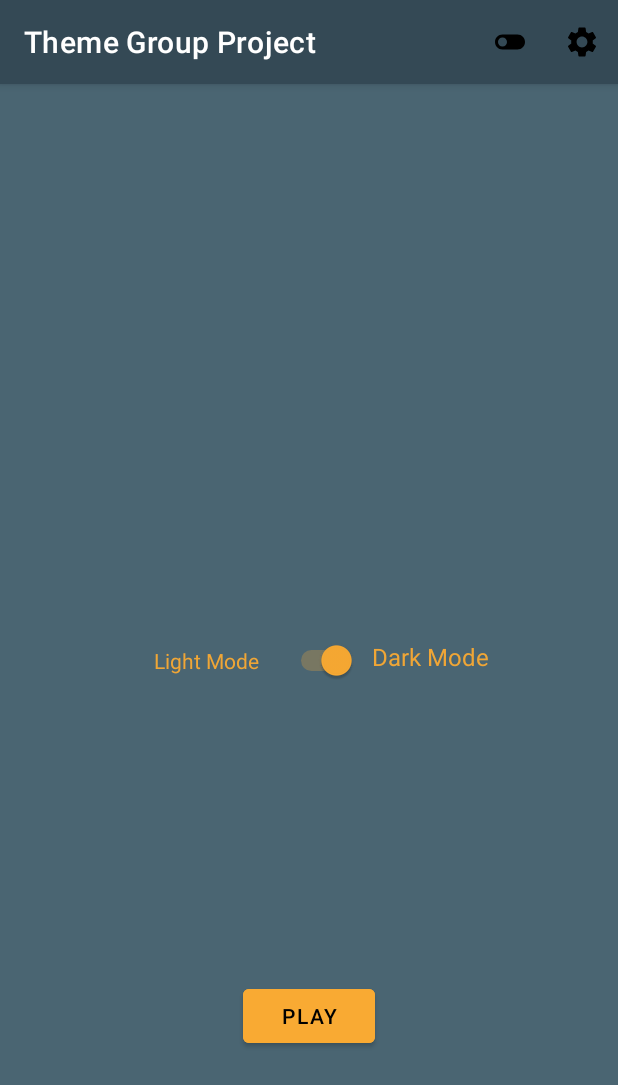
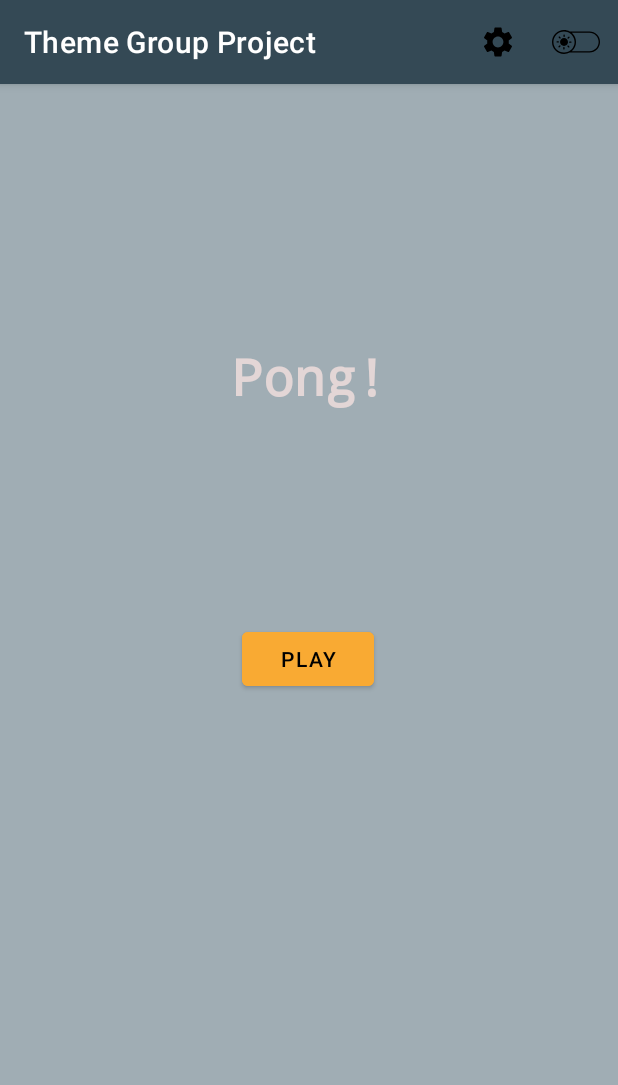
Before and after one commit to musickevan1/ThemeGroupProject, an Android app: the screen it shows after launch (MainActivity), after a tap on "settings", on a phone screen of 412 x 824 dp. Shown: the top 1085 px of the screen. Run offline under Robolectric (Android 15) with nearby library versions, the phone set to English and light mode, and no system bars; 1 other tap on this screen came first.

Commit message:
Rebased the branch for theme changes

```diff
--- a/app/src/main/java/com/example/themegroupproject/MainActivity.java
+++ b/app/src/main/java/com/example/themegroupproject/MainActivity.java
@@ -17,31 +17,7 @@ public class MainActivity extends ParentActivity {
     protected void onCreate(Bundle savedInstanceState) {
         super.onCreate(savedInstanceState);
         setContentView(R.layout.activity_main);
-        backGrnd = (View) findViewById(R.id.canvas);
-        themeTog = (Switch) findViewById(R.id.modeSwitch);
-        themeTog.setOnClickListener(changeTheme);
-        textView = (TextView) findViewById(R.id.textView);
-
     }
-    View.OnClickListener changeTheme = new View.OnClickListener() {
-
-        @Override
-        public void onClick(View view) {
-            if (themeTog.isChecked() == true)
-            {
-                backGrnd.setBackgroundColor(Color.rgb(74,101,114));
-                textView.setTextColor(Color.rgb(240,166,54));
-                themeTog.setTextColor(Color.rgb(240,166,54));
-
-            }
-            else if (themeTog.isChecked() == false)
-            {
-                backGrnd.setBackgroundColor(Color.rgb(160,173,180));
-                textView.setTextColor(Color.rgb(69,89,101));
-                themeTog.setTextColor(Color.rgb(69,89,101));
-            }
-        }
-    };
 
     public void play(View view) {
         startActivity(new Intent(MainActivity.this, MainActivity2.class));
--- a/app/src/main/java/com/example/themegroupproject/ParentActivity.java
+++ b/app/src/main/java/com/example/themegroupproject/ParentActivity.java
@@ -1,15 +1,51 @@
 package com.example.themegroupproject;
 
+import androidx.annotation.NonNull;
 import androidx.appcompat.app.AppCompatActivity;
 import android.app.Activity;
 import android.content.Intent;
+import android.graphics.Color;
+import android.graphics.drawable.Drawable;
 import android.view.Menu;
 import android.view.MenuItem;
+import android.view.View;
+import android.widget.Switch;
+import android.widget.TextView;
+import android.widget.Toast;
 
 public class ParentActivity extends AppCompatActivity {
+    TextView textView;
+    View backGrnd;
+    boolean currentTheme = false;
+
     @Override
     public boolean onCreateOptionsMenu(Menu menu) {
         getMenuInflater().inflate(R.menu.app_menu, menu);
         return super.onCreateOptionsMenu(menu);
     }
+
+    @Override
+    public boolean onOptionsItemSelected(MenuItem item) {
+        switch (item.getItemId()){
+            case R.id.settings:
+                Toast.makeText(this, "Settings Icon", Toast.LENGTH_SHORT).show();
+                break;
+            case R.id.changeTheme:
+                backGrnd = (View) findViewById(R.id.canvas);
+                textView = (TextView) findViewById(R.id.titleName);
+                if(!currentTheme){
+                    backGrnd.setBackgroundColor(Color.parseColor("#4a6572"));
+                    textView.setTextColor(Color.parseColor("#F0A636"));
+                    item.setIcon(R.drawable.baseline_toggle_off_foreground);
+                    currentTheme = true;
+                }
+                else {
+                    backGrnd.setBackgroundColor(Color.parseColor("#A0ADB4"));
+                    textView.setTextColor(Color.parseColor("#E3D6D6"));
+                    item.setIcon(R.drawable.baseline_toggle_on_foreground);
+                    currentTheme = false;
+                }
+        }
+        return super.onOptionsItemSelected(item);
+    }
 }
--- a/app/src/main/res/layout/activity_main.xml
+++ b/app/src/main/res/layout/activity_main.xml
@@ -10,45 +10,34 @@
     android:background="#a0adb4"
     tools:context=".MainActivity">
 
-    <Switch
-        android:id="@+id/modeSwitch"
-        android:layout_width="135dp"
-        android:layout_height="21dp"
-        android:text="Light Mode"
-        app:layout_constraintBottom_toBottomOf="parent"
-        app:layout_constraintEnd_toEndOf="parent"
-        app:layout_constraintHorizontal_bias="0.37"
-        app:layout_constraintStart_toStartOf="parent"
-        android:textColor="#445863"
-        app:layout_constraintTop_toTopOf="parent" />
-
-    <TextView
-        android:id="@+id/textView"
-        android:layout_width="97dp"
-        android:layout_height="27dp"
-        android:text="Dark Mode"
-        android:textAlignment="center"
-        android:textColor="#445863"
-        android:textSize="16sp"
-        app:layout_constraintBottom_toBottomOf="@+id/modeSwitch"
-        app:layout_constraintEnd_toEndOf="parent"
-        app:layout_constraintHorizontal_bias="0.0"
-        app:layout_constraintStart_toEndOf="@+id/modeSwitch"
-        app:layout_constraintTop_toTopOf="@+id/modeSwitch"
-        app:layout_constraintVertical_bias="0.0" />
-
     <Button
         android:id="@+id/playButton"
         android:layout_width="wrap_content"
         android:layout_height="wrap_content"
         android:backgroundTint="@color/orange"
+        android:onClick="play"
         android:text="@string/Button"
         app:layout_constraintBottom_toBottomOf="parent"
         app:layout_constraintEnd_toEndOf="parent"
+        app:layout_constraintHorizontal_bias="0.498"
         app:layout_constraintStart_toStartOf="parent"
         app:layout_constraintTop_toTopOf="parent"
-        app:layout_constraintVertical_bias="0.83"
-        android:onClick="play"/>
+        app:layout_constraintVertical_bias="0.499" />
+
+    <TextView
+        android:id="@+id/titleName"
+        android:layout_width="203dp"
+        android:layout_height="76dp"
+        android:layout_marginTop="172dp"
+        android:layout_marginEnd="104dp"
+        android:text="Pong!"
+        android:textAlignment="center"
+        android:textColor="#E3D6D6"
+        android:textSize="34sp"
+        android:textStyle="bold"
+        android:typeface="monospace"
+        app:layout_constraintEnd_toEndOf="parent"
+        app:layout_constraintTop_toTopOf="parent" />
 
 
 </androidx.constraintlayout.widget.ConstraintLayout>
--- a/app/src/main/res/menu/app_menu.xml
+++ b/app/src/main/res/menu/app_menu.xml
@@ -1,6 +1,14 @@
 <?xml version="1.0" encoding="utf-8"?>
 <menu xmlns:app="http://schemas.android.com/apk/res-auto"
     xmlns:android="http://schemas.android.com/apk/res/android">
-    <item android:title="light_theme" app:showAsAction="always" android:icon="@drawable/baseline_toggle_off_24" android:id="@+id/switchToggle"/>
-    <item android:title="settings" app:showAsAction="always" android:icon="@drawable/baseline_settings_24" android:id="@+id/settings"/>
-    </menu>
+    <item
+        android:id="@+id/settings"
+        android:icon="@drawable/baseline_settings_24"
+        android:title="settings"
+        app:showAsAction="always" />
+    <item
+        android:id="@+id/changeTheme"
+        android:icon="@drawable/baseline_toggle_on_foreground"
+        android:title="settings"
+        app:showAsAction="always" />
+</menu>
```
Also changed, not shown: app/src/main/res/layout/switch_item.xml (added, +11 -0 lines).
